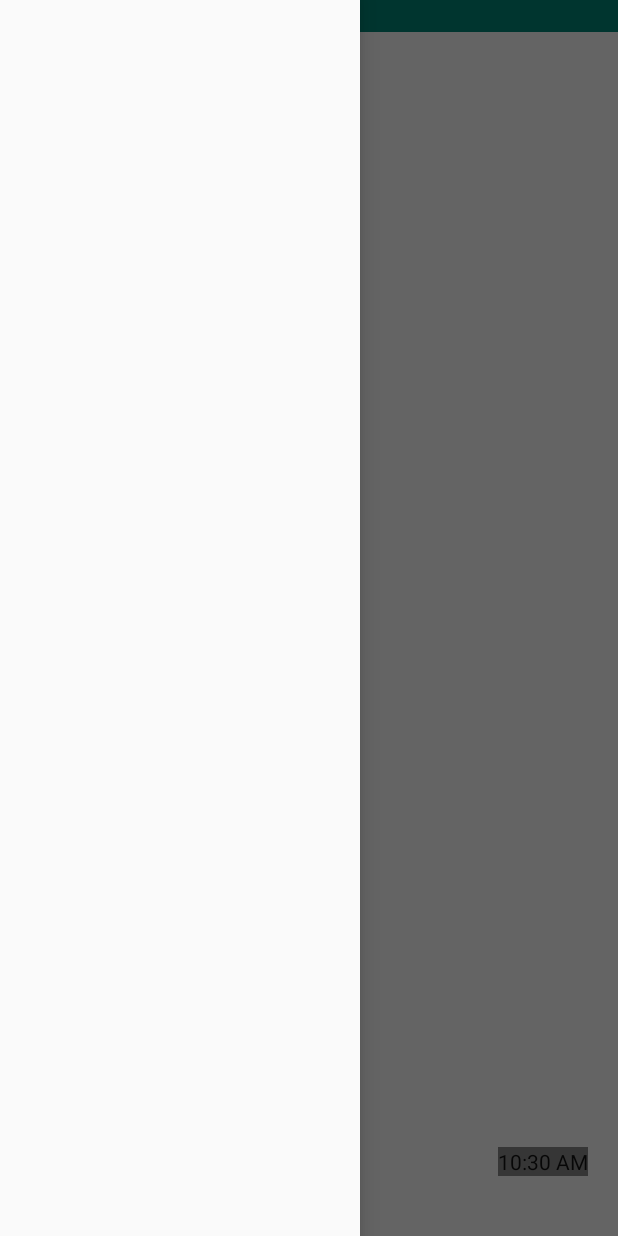
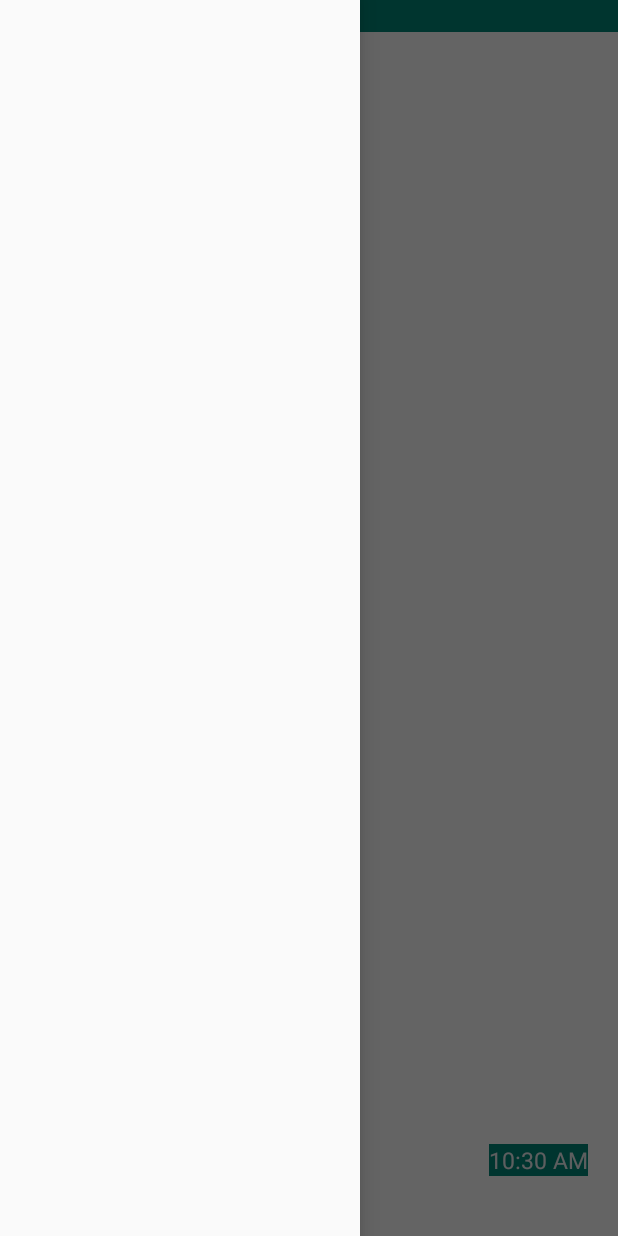
Before and after one commit to lechchu/shushu, an Android app: the ReadActivity screen opened directly, with no data from a screen before it, with the side drawer open, on a phone screen of 412 x 824 dp. Run offline under Robolectric (Android 15) with nearby library versions, the phone set to English and light mode, and no system bars; our stand-ins replace AdMob; libraries missing offline, so code that uses them is left out: com.scwang.smart; plain views replace ClassicsFooter, ClassicsHeader, SmartRefreshLayout; pictures from the network do not load; 9 statements that could not run were skipped.

Commit message:
fix: failed to load story>url error feat: add toast when failed to load story

```diff
--- a/app/src/main/java/com/lcchu/shushu/BookData.java
+++ b/app/src/main/java/com/lcchu/shushu/BookData.java
@@ -10,15 +10,18 @@ public class BookData {
     BookData(String name,String chapter_id){
         bookName = name;
         chapterID = chapter_id;
-        bookURL="https://tw.kjasugn.top/novel/pagea/"+ bookName + "_" + chapterID + ".html";
+        bookURL="https://www.ttkan.co/novel/user/page_direct?novel_id="+ bookName + "&page=" + chapterID;
+
+//        bookURL="https://tw.kjasugn.top/novel/pagea/"+ bookName + "_" + chapterID + ".html";
         coverURL = "https://static.ttkan.co/cover/" + bookName + ".jpg?w=100&h=130&q=100";
         chapterListURL = "https://tw.ttkan.co/api/nq/amp_novel_chapters?language=tw&novel_id=" + bookName;
     }
 
-
     public void updateChapter(String ID){
         chapterID = ID;
-        bookURL="https://tw.kjasugn.top/novel/pagea/"+ bookName + "_" + chapterID + ".html";
+        bookURL="https://www.ttkan.co/novel/user/page_direct?novel_id="+ bookName + "&page=" + chapterID;
+
+//        bookURL="https://tw.kjasugn.top/novel/pagea/"+ bookName + "_" + chapterID + ".html";
     }
 
     public String getChapterID(){
--- a/app/src/main/java/com/lcchu/shushu/ReadActivity.java
+++ b/app/src/main/java/com/lcchu/shushu/ReadActivity.java
@@ -8,6 +8,7 @@ import android.graphics.Color;
 import android.graphics.drawable.ColorDrawable;
 import android.os.Handler;
 import android.os.Message;
+import android.os.PersistableBundle;
 import android.view.KeyEvent;
 import android.view.LayoutInflater;
 import android.view.View;
@@ -46,6 +47,7 @@ import com.bumptech.glide.Glide;
 import com.google.android.gms.ads.AdListener;
 import com.google.android.gms.ads.AdRequest;
 import com.google.android.gms.ads.InterstitialAd;
+import com.google.android.gms.ads.LoadAdError;
 import com.google.android.gms.ads.MobileAds;
 import com.google.android.gms.ads.initialization.InitializationStatus;
 import com.google.android.gms.ads.initialization.OnInitializationCompleteListener;
@@ -96,7 +98,7 @@ public class ReadActivity extends AppCompatActivity {
 
     private Timer saveTimer;
 
-    boolean adOn = true;
+    boolean adOn = false;
 
 //UI
 
@@ -379,6 +381,7 @@ public class ReadActivity extends AppCompatActivity {
             public void onAdLoaded() {
                 // Code to be executed when an ad finishes loading.
                 mInterstitialAd.show();
+                Toast.makeText(ReadActivity.this, "彈出廣告", Toast.LENGTH_LONG).show();
             }
             @Override
             public void onAdClosed() {
@@ -390,13 +393,18 @@ public class ReadActivity extends AppCompatActivity {
                 // Code to be executed when the ad is displayed.
             }
 
+            @Override
+            public void onAdFailedToLoad(LoadAdError loadAdError) {
+                Toast.makeText(ReadActivity.this, loadAdError.toString(), Toast.LENGTH_LONG).show();
+                super.onAdFailedToLoad(loadAdError);
+            }
         });
     }
 
     @Override
     protected void onCreate(Bundle savedInstanceState) {
         loadingDialog = new ProgressDialog(this);
-        loadingDialog.setMessage("努力加載中");
+        loadingDialog.setMessage("加載中");
         loadingDialog.show();
 
         System.out.println("started readactivty");
@@ -487,6 +495,7 @@ public class ReadActivity extends AppCompatActivity {
 
             } catch (IOException e) {
                 e.printStackTrace();
+                Toast.makeText(ReadActivity.this, "加載失敗，請確認網路環境", Toast.LENGTH_LONG).show();
             }
             System.out.println("start send story message");
             handler.sendEmptyMessage(0);
@@ -497,15 +506,12 @@ public class ReadActivity extends AppCompatActivity {
     Runnable loadChapterList = new Runnable(){
         @Override
         public void run() {
-
-
                 //conn.header("User-Agent","Mozilla/5.0 (X11; Linux x86_64; rv:32.0) Gecko/   20100101 FireFox/32.0");
 
                 try {
 
                     //TODO 加速讀章節
                     long t1,t2;
-
 
                     t1=System.currentTimeMillis();
                     Connection conn = Jsoup.connect(book.getChapterListURL()).ignoreContentType(true);
@@ -565,6 +571,12 @@ public class ReadActivity extends AppCompatActivity {
         }
     };
 
+
+    @Override
+    public void onSaveInstanceState(Bundle outState, PersistableBundle outPersistentState) {
+        saveHistory();
+        super.onSaveInstanceState(outState, outPersistentState);
+    }
 
     @Override
     public boolean onKeyDown(int keyCode, KeyEvent event) {
--- a/app/src/main/res/layout/story_text.xml
+++ b/app/src/main/res/layout/story_text.xml
@@ -14,9 +14,11 @@
         android:id="@+id/textclock"
         android:layout_width="wrap_content"
         android:layout_height="wrap_content"
-        android:background="#FF888888"
+        android:background="@color/colorPrimary"
+        android:textColor="@color/colorTextWhite"
         android:visibility="gone"
         android:format24Hour="h:mm"
+        android:textSize="15sp"
         android:layout_alignParentEnd="true"
         android:layout_alignParentBottom="true"
         android:layout_marginEnd="20dp"
@@ -27,12 +29,12 @@
         android:layout_width="match_parent"
         android:layout_height="wrap_content"
         android:background="@color/colorPrimary"
+        android:textColor="@color/colorTextWhite"
         android:autoSizeTextType="uniform"
         android:maxLines="1"
         android:gravity="center"
         android:textStyle="bold"
-        android:textSize="15sp"
-        android:textColor="@color/colorTextWhite"/>
+        android:textSize="15sp" />
 
     <com.scwang.smart.refresh.layout.SmartRefreshLayout
         android:id="@+id/loadLayout"
```
Also changed, not shown: app/build.gradle (+5 -5 lines), app/src/main/java/com/lcchu/shushu/MainActivity.java (+9 -15 lines), app/src/main/java/com/lcchu/shushu/SearchAdapter.java (+18 -19 lines), gradle/wrapper/gradle-wrapper.properties.
